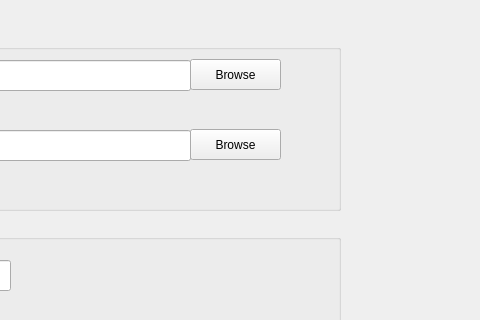
imyzc/nctu_ml, file shoot/shoot_v1/for_testUI_v3.ui: the form before one commit; both pictures show x 380 to 860 and y 0 to 320 of the 860 by 562 pixel window.
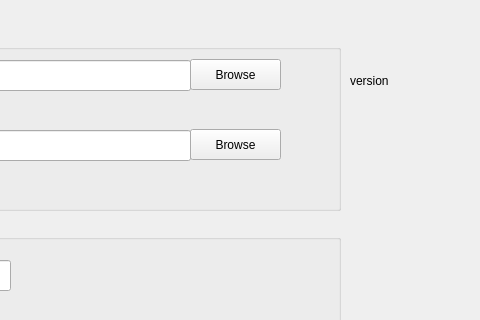
The form after the commit.

```diff
--- a/shoot/shoot_v1/for_testUI_v3.ui
+++ b/shoot/shoot_v1/for_testUI_v3.ui
@@ -245,6 +245,19 @@
     </property>
    </widget>
   </widget>
+  <widget class="QLabel" name="label_version">
+   <property name="geometry">
+    <rect>
+     <x>730</x>
+     <y>40</y>
+     <width>121</width>
+     <height>81</height>
+    </rect>
+   </property>
+   <property name="text">
+    <string>version</string>
+   </property>
+  </widget>
  </widget>
  <resources/>
  <connections/>
```
